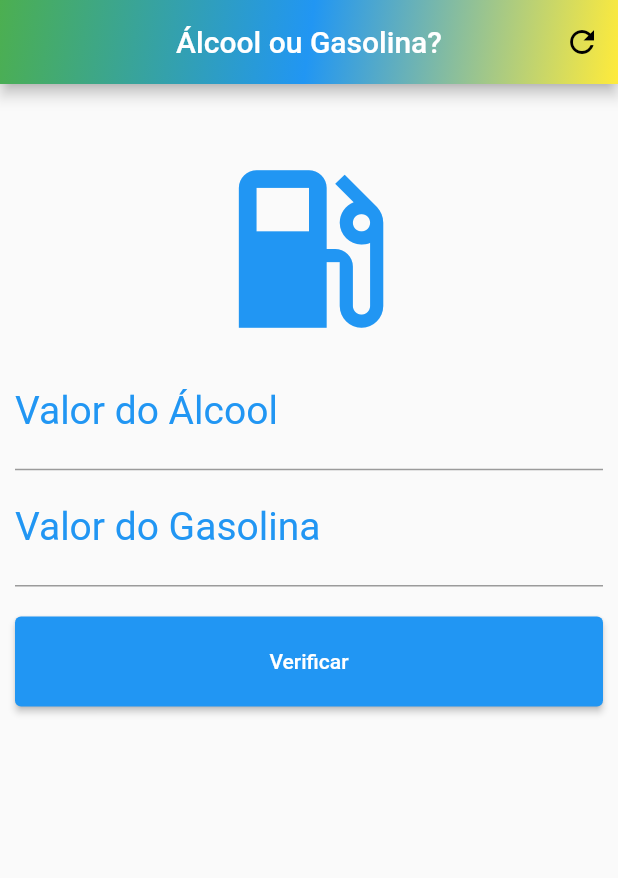
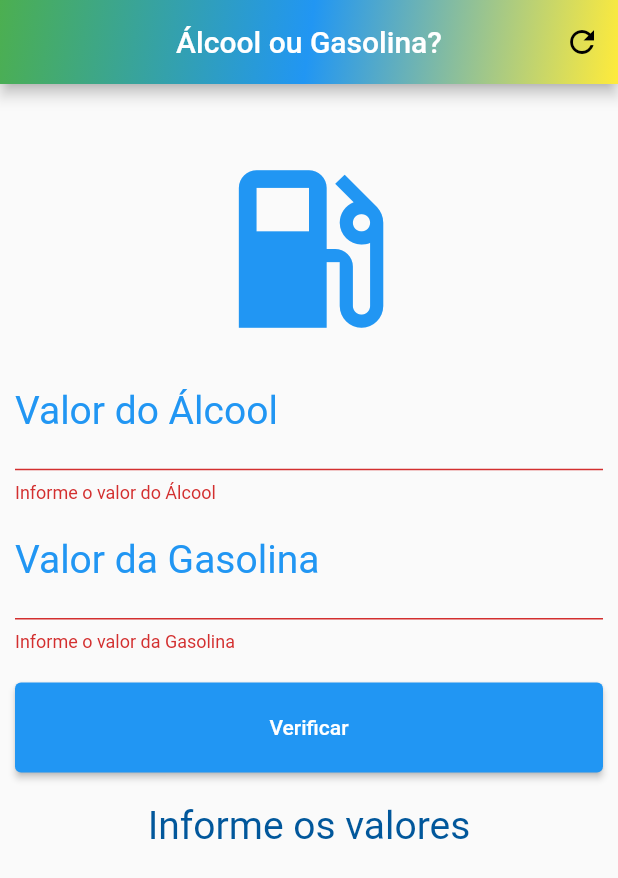
Before and after one commit to RenataPedroso/AlcoolGasolina, a Flutter app: the screen it shows after launch, after a tap on "Verificar", on a phone screen of 412 x 824 dp. Shown: the top 878 px of the screen. Run offline on Flutter 3.47's test engine with Material 2 defaults, Android fonts, the light colour scheme and no system bars.

Commit message:
finalização do Better Choice

```diff
--- a/betterchoice/lib/main.dart
+++ b/betterchoice/lib/main.dart
@@ -15,6 +15,39 @@ class Home extends StatefulWidget {
 }
 
 class _HomeState extends State<Home> {
+
+  //variáveis úteis para o App (globais):
+  TextEditingController alcoolController = TextEditingController();
+  TextEditingController gasolinaController = TextEditingController();
+  String _resultado = "Informe os valores";
+  final GlobalKey<FormState> _formKey = GlobalKey<FormState>();
+
+  void _calculaCombustivelIdeal() {
+    double vAlcool = double.parse(alcoolController.text.replaceAll(',', '.'));
+    double vGasolina = double.parse(gasolinaController.text.replaceAll(',', '.'));
+    double proporcao = vAlcool / vGasolina;
+
+    // if(proporcao < 0.7) {
+    //   _resultado = "Abasteça com Álcool";
+    // } else {
+    //   _resultado = "Abasteça com Gasolina";
+    // }
+
+    setState(() {
+      _resultado = (proporcao < 0.7) ? "Abasteça com Álcool" : "Abasteça com Gasoina";
+      FocusScope.of(context).unfocus(); //abaixa o teclado
+    });
+  }
+
+  void _reset() {
+    setState(() {
+      alcoolController.text = "";
+      gasolinaController.text = "";
+      _resultado = "Informe os valores";
+      FocusScope.of(context).unfocus(); //abaixa o teclado
+    });
+  }
+
   @override
   Widget build(BuildContext context) {
     return Scaffold(
@@ -23,7 +56,8 @@ class _HomeState extends State<Home> {
         title: const Text("Álcool ou Gasolina?"),
         actions: [
           IconButton(
-    onPressed: () {}, icon: const Icon(Icons.refresh),
+            onPressed: () => _reset(),
+            icon: const Icon(Icons.refresh),
             color: Colors.black,
           )
         ],
@@ -35,6 +69,8 @@ class _HomeState extends State<Home> {
       ),
       body: SingleChildScrollView(
         padding: const EdgeInsets.fromLTRB(10.0, 0, 10.0, 0),
+        child: Form(
+          key: _formKey,
           child: Column (
             crossAxisAlignment: CrossAxisAlignment.stretch,
             children: [
@@ -45,7 +81,10 @@ class _HomeState extends State<Home> {
                 color: Colors.blue,
               ),
               TextFormField(
-              keyboardType: TextInputType.number,
+                controller: alcoolController,
+                validator: (value) => value!.isEmpty ? "Informe o valor do Álcool" : null,
+                keyboardType: const TextInputType.numberWithOptions(
+                    decimal: true, signed: false),
                 textAlign: TextAlign.center,
                 style: const TextStyle(color: Colors.blue, fontSize: 26.0),
                 decoration: const InputDecoration(
@@ -54,11 +93,16 @@ class _HomeState extends State<Home> {
                 ),
               ),
               TextFormField(
-              keyboardType: TextInputType.number,
+                controller: gasolinaController,
+                validator: (value) => value!.isEmpty ? "Informe o valor da Gasolina" : null,
+                keyboardType: const TextInputType.numberWithOptions(
+                    decimal: true,
+                    signed: false
+                ),
                 textAlign: TextAlign.center,
                 style: const TextStyle(color: Colors.blue, fontSize: 26.0),
                 decoration: const InputDecoration(
-                  labelText: "Valor do Gasolina",
+                    labelText: "Valor da Gasolina",
                     labelStyle: TextStyle(color: Colors.blue)
                 ),
               ),
@@ -66,15 +110,27 @@ class _HomeState extends State<Home> {
                 padding: const EdgeInsets.only(top: 20, bottom: 20),
                 child: SizedBox(
                     height: 60.0,
-                  child: ElevatedButton( //PARAMOS AQUI
-                    onPressed: () { },
+                    child: ElevatedButton(
+                      onPressed: () {
+                        if(_formKey.currentState!.validate()) {
+                          _calculaCombustivelIdeal();
+                        }
+                      },
                       child: const Text("Verificar"),
                     )
+                ),
+              ),
+              Text(
+                _resultado,
+                textAlign: TextAlign.center,
+                style: TextStyle(
+                    color: Colors.lightBlue[900], fontSize: 26
                 ),
               )
             ],
           ),
         ),
+      ),
     );
   }
 }
```
Lines whose indentation alone changed are shown as unchanged.
